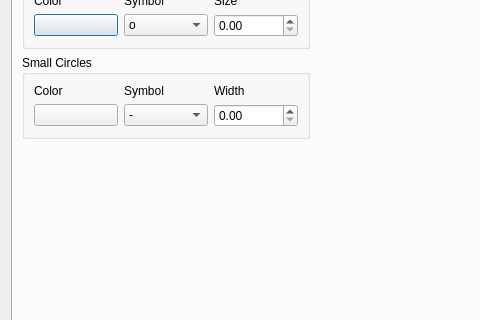
The window that ui_files/smallcircle_properties.ui (spamlab-iee/os) describes before a commit, drawn with Qt 5; both pictures show x 0 to 480 and y 81 to 401 of the 620 by 502 pixel window.
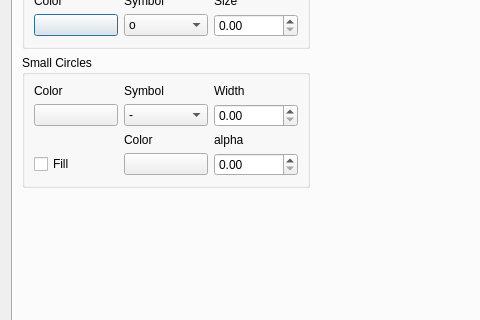
The same window after the commit.

Patch:
```diff
--- a/ui_files/smallcircle_properties.ui
+++ b/ui_files/smallcircle_properties.ui
@@ -32,9 +32,9 @@
       <attribute name="title">
        <string>Projection</string>
       </attribute>
-      <layout class="QVBoxLayout" name="verticalLayout_7">
+      <layout class="QHBoxLayout" name="horizontalLayout_10">
        <item>
-        <layout class="QHBoxLayout" name="horizontalLayout_4" stretch="1,1">
+        <layout class="QHBoxLayout" name="horizontalLayout_9" stretch="1,1">
          <item>
           <layout class="QVBoxLayout" name="verticalLayout">
            <item>
@@ -193,6 +193,13 @@
              <layout class="QHBoxLayout" name="horizontalLayout_3">
               <item>
                <layout class="QGridLayout" name="gridLayout_2">
+                <item row="0" column="0">
+                 <widget class="QLabel" name="label_5">
+                  <property name="text">
+                   <string>Color</string>
+                  </property>
+                 </widget>
+                </item>
                 <item row="0" column="1">
                  <widget class="QLabel" name="label_4">
                   <property name="text">
@@ -207,20 +214,6 @@
                   </property>
                  </widget>
                 </item>
-                <item row="0" column="0">
-                 <widget class="QLabel" name="label_5">
-                  <property name="text">
-                   <string>Color</string>
-                  </property>
-                 </widget>
-                </item>
-                <item row="1" column="0">
-                 <widget class="QPushButton" name="prop_color_sccirc_colors">
-                  <property name="text">
-                   <string/>
-                  </property>
-                 </widget>
-                </item>
                 <item row="1" column="1">
                  <widget class="QComboBox" name="prop_sccirc_linestyles">
                   <item>
@@ -248,6 +241,51 @@
                 <item row="1" column="2">
                  <widget class="QDoubleSpinBox" name="prop_sccirc_linewidths"/>
                 </item>
+                <item row="1" column="0">
+                 <widget class="QPushButton" name="prop_color_sccirc_colors">
+                  <property name="text">
+                   <string/>
+                  </property>
+                 </widget>
+                </item>
+                <item row="3" column="2">
+                 <widget class="QDoubleSpinBox" name="prop_polygon_alpha">
+                  <property name="maximum">
+                   <double>1.000000000000000</double>
+                  </property>
+                  <property name="singleStep">
+                   <double>0.010000000000000</double>
+                  </property>
+                 </widget>
+                </item>
+                <item row="3" column="1">
+                 <widget class="QPushButton" name="prop_color_polygon_facecolors">
+                  <property name="text">
+                   <string/>
+                  </property>
+                 </widget>
+                </item>
+                <item row="2" column="1">
+                 <widget class="QLabel" name="label_13">
+                  <property name="text">
+                   <string>Color</string>
+                  </property>
+                 </widget>
+                </item>
+                <item row="2" column="2">
+                 <widget class="QLabel" name="label_14">
+                  <property name="text">
+                   <string>alpha</string>
+                  </property>
+                 </widget>
+                </item>
+                <item row="3" column="0">
+                 <widget class="QCheckBox" name="prop_check_fillsc">
+                  <property name="text">
+                   <string>Fill</string>
+                  </property>
+                 </widget>
+                </item>
                </layout>
               </item>
              </layout>
@@ -275,8 +313,8 @@
            </property>
            <property name="sizeHint" stdset="0">
             <size>
-             <width>418</width>
-             <height>20</height>
+             <width>282</width>
+             <height>17</height>
             </size>
            </property>
           </spacer>
```
